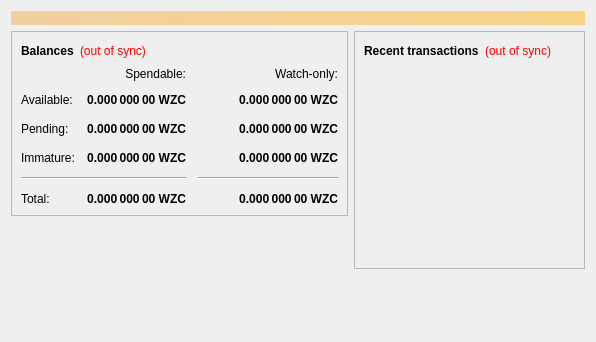
BRHN-11/cre-r1, file src/qt/forms/overviewpage.ui: the form before one commit.
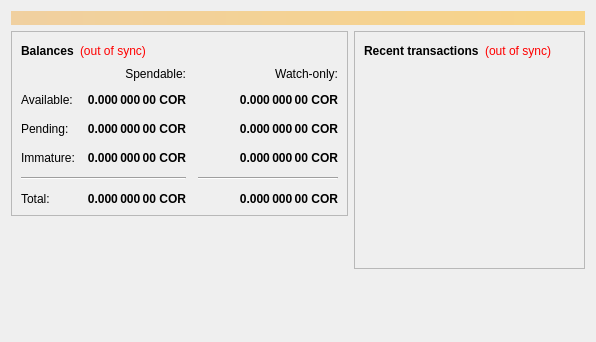
The form after the commit.

```diff
--- a/src/qt/forms/overviewpage.ui
+++ b/src/qt/forms/overviewpage.ui
@@ -112,7 +112,7 @@
                <string>Unconfirmed transactions to watch-only addresses</string>
               </property>
               <property name="text">
-               <string notr="true">0.000 000 00 WZC</string>
+               <string notr="true">0.000 000 00 COR</string>
               </property>
               <property name="alignment">
                <set>Qt::AlignRight|Qt::AlignTrailing|Qt::AlignVCenter</set>
@@ -137,7 +137,7 @@
                <string>Total of transactions that have yet to be confirmed, and do not yet count toward the spendable balance</string>
               </property>
               <property name="text">
-               <string notr="true">0.000 000 00 WZC</string>
+               <string notr="true">0.000 000 00 COR</string>
               </property>
               <property name="alignment">
                <set>Qt::AlignRight|Qt::AlignTrailing|Qt::AlignVCenter</set>
@@ -162,7 +162,7 @@
                <string>Mined balance in watch-only addresses that has not yet matured</string>
               </property>
               <property name="text">
-               <string notr="true">0.000 000 00 WZC</string>
+               <string notr="true">0.000 000 00 COR</string>
               </property>
               <property name="alignment">
                <set>Qt::AlignRight|Qt::AlignTrailing|Qt::AlignVCenter</set>
@@ -220,7 +220,7 @@
                <string>Mined balance that has not yet matured</string>
               </property>
               <property name="text">
-               <string notr="true">0.000 000 00 WZC</string>
+               <string notr="true">0.000 000 00 COR</string>
               </property>
               <property name="alignment">
                <set>Qt::AlignRight|Qt::AlignTrailing|Qt::AlignVCenter</set>
@@ -265,7 +265,7 @@
                <string>Your current total balance</string>
               </property>
               <property name="text">
-               <string notr="true">0.000 000 00 WZC</string>
+               <string notr="true">0.000 000 00 COR</string>
               </property>
               <property name="alignment">
                <set>Qt::AlignRight|Qt::AlignTrailing|Qt::AlignVCenter</set>
@@ -290,7 +290,7 @@
                <string>Current total balance in watch-only addresses</string>
               </property>
               <property name="text">
-               <string notr="true">0.000 000 00 WZC</string>
+               <string notr="true">0.000 000 00 COR</string>
               </property>
               <property name="alignment">
                <set>Qt::AlignRight|Qt::AlignTrailing|Qt::AlignVCenter</set>
@@ -332,7 +332,7 @@
                <string>Your current spendable balance</string>
               </property>
               <property name="text">
-               <string notr="true">0.000 000 00 WZC</string>
+               <string notr="true">0.000 000 00 COR</string>
               </property>
               <property name="alignment">
                <set>Qt::AlignRight|Qt::AlignTrailing|Qt::AlignVCenter</set>
@@ -357,7 +357,7 @@
                <string>Your current balance in watch-only addresses</string>
               </property>
               <property name="text">
-               <string notr="true">0.000 000 00 WZC</string>
+               <string notr="true">0.000 000 00 COR</string>
               </property>
               <property name="alignment">
                <set>Qt::AlignRight|Qt::AlignTrailing|Qt::AlignVCenter</set>
```
Left out of the diff: 4 changed lines with no effect on the pictures.
